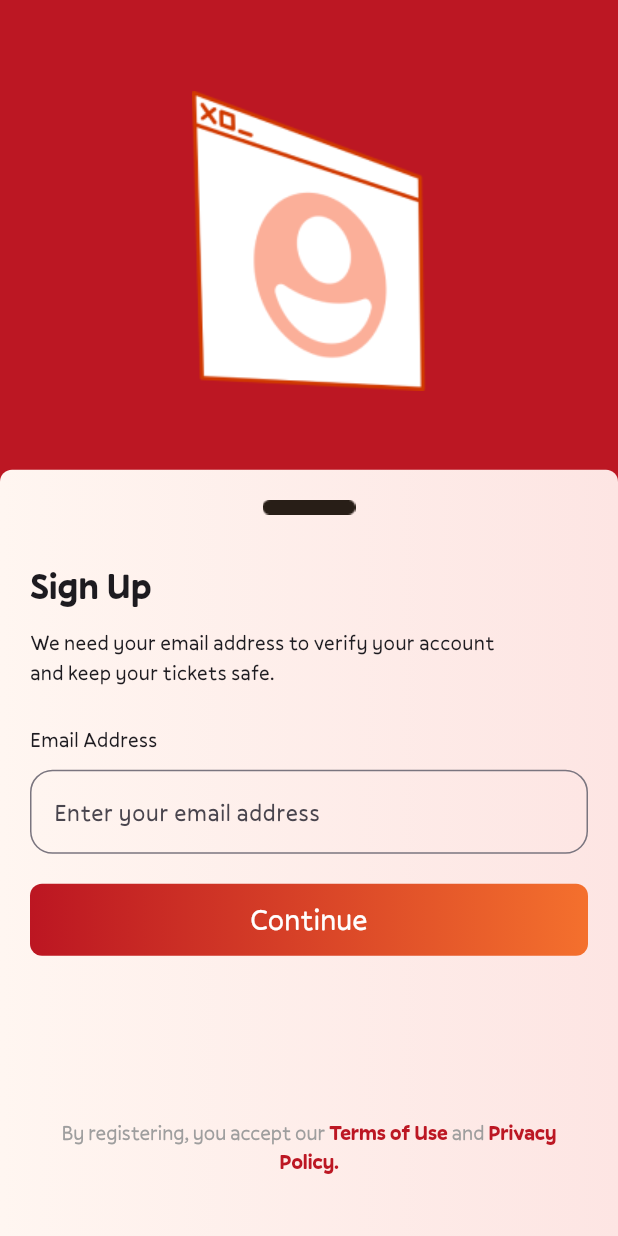
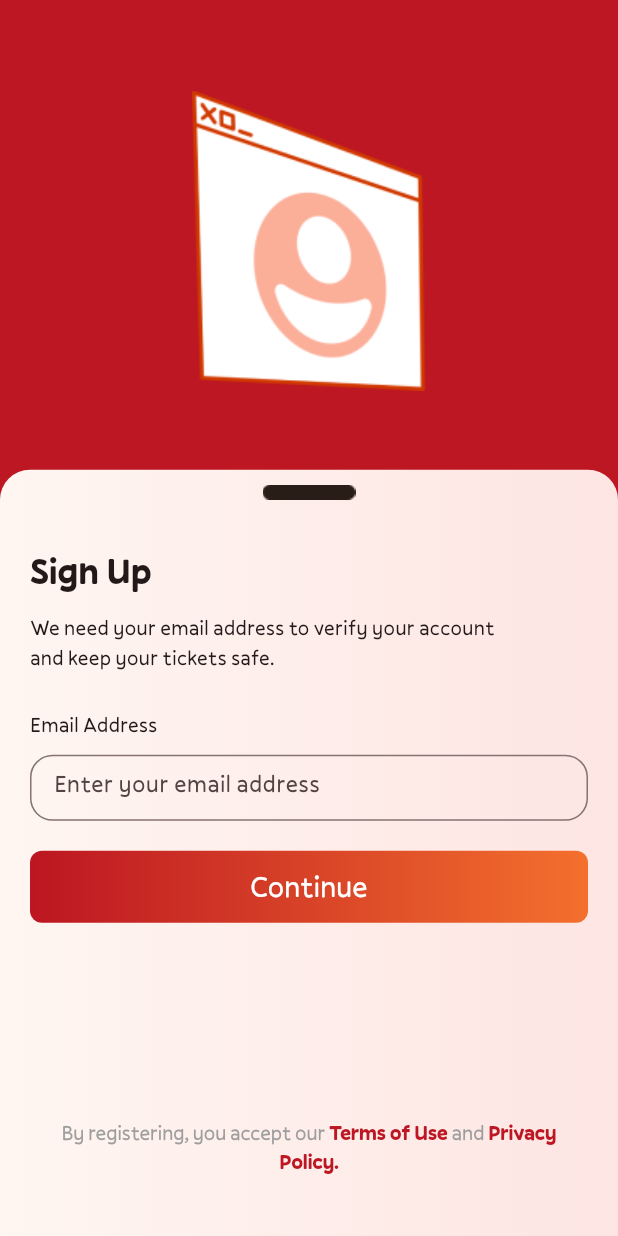
Before and after one commit to Stan081/Plugin_Mobile_App, a Flutter app: the screen it shows after launch, after a tap on "Create Vendor Profile", on a phone screen of 412 x 824 dp. Run offline on Flutter 3.47's test engine with Material 3 defaults, Android fonts, the light colour scheme and no system bars; our stand-ins replace flutter_svg.

Commit message:
vendor profile form pending

```diff
--- /dev/null
+++ b/lib/components/onboarding.dart
@@ -0,0 +1,76 @@
+import 'package:flutter/material.dart';
+
+formTextFields(labelText, hintText) {
+  return Column(
+    crossAxisAlignment: CrossAxisAlignment.start,
+    children: [
+      Text(labelText),
+      const SizedBox(
+        height: 10,
+      ),
+      SizedBox(
+        height: 44,
+        child: TextField(
+          decoration: InputDecoration(
+            hintText: hintText,
+            border: const OutlineInputBorder(
+              borderRadius: BorderRadius.all(Radius.circular(15)),
+            ),
+          ),
+        ),
+      ),
+    ],
+  );
+}
+
+termsAndPrivacy() {
+  const double fontSize = 14;
+  return Expanded(
+    child: Column(
+      mainAxisAlignment: MainAxisAlignment.end,
+      children: [
+        Padding(
+          padding: const EdgeInsets.symmetric(vertical: 40, horizontal: 20),
+          child: RichText(
+            textAlign: TextAlign.center,
+            //maxLines: 1,
+            text: const TextSpan(
+              children: <TextSpan>[
+                TextSpan(
+                  text: 'By registering, you accept our ',
+                  style: TextStyle(
+                      fontFamily: 'Pally',
+                      color: Colors.grey,
+                      fontSize: fontSize),
+                ),
+                TextSpan(
+                  text: 'Terms of Use ',
+                  style: TextStyle(
+                      fontFamily: 'Pally',
+                      fontWeight: FontWeight.bold,
+                      fontSize: fontSize,
+                      color: Color.fromRGBO(188, 23, 35, 1)),
+                ),
+                TextSpan(
+                  text: 'and ',
+                  style: TextStyle(
+                      fontFamily: 'Pally',
+                      color: Colors.grey,
+                      fontSize: fontSize),
+                ),
+                TextSpan(
+                  text: 'Privacy Policy.',
+                  style: TextStyle(
+                      fontWeight: FontWeight.bold,
+                      fontFamily: 'Pally',
+                      color: Color.fromRGBO(188, 23, 35, 1),
+                      fontSize: fontSize),
+                ),
+              ],
+            ),
+          ),
+        )
+      ],
+    ),
+  );
+}
--- a/lib/main.dart
+++ b/lib/main.dart
@@ -14,7 +14,9 @@ class MyApp extends StatelessWidget {
     return MaterialApp(
       title: 'Plugin Vendor',
       theme: ThemeData(
-        colorScheme: ColorScheme.fromSeed(seedColor: Colors.deepPurple),
+        colorScheme: ColorScheme.fromSeed(
+          seedColor: const Color.fromRGBO(188, 23, 35, 1),
+        ),
         useMaterial3: true,
         fontFamily: 'Pally',
       ),
--- a/lib/screens/home_screen.dart
+++ b/lib/screens/home_screen.dart
@@ -88,7 +88,7 @@ class _HomeScreenState extends State<HomeScreen> {
                           child: Row(
                             mainAxisAlignment: MainAxisAlignment.center,
                             children: [
-                              Image.asset('assets/images/search.png'),
+                              Image.asset('assets/icons/search.png'),
                               const SizedBox(width: 10),
                               const Text(
                                 "Browse Events",
--- a/lib/screens/vendor_signup_screen.dart
+++ b/lib/screens/vendor_signup_screen.dart
@@ -1,4 +1,6 @@
 import 'package:flutter/material.dart';
+import 'package:plugin_app/components/onboarding.dart';
+import 'package:plugin_app/screens/vendor_create_profile_screen.dart';
 import 'package:plugin_app/widgets/elevated_gradient_button.dart';
 import 'package:plugin_app/widgets/onboarding_base_widget.dart';
 
@@ -10,7 +12,6 @@ class SignUpScreen extends StatefulWidget {
 }
 
 class _SignUpScreenState extends State<SignUpScreen> {
-  final double fontSize = 14;
   @override
   Widget build(BuildContext context) {
     return OnboardingBaseWidget(
@@ -21,7 +22,7 @@ class _SignUpScreenState extends State<SignUpScreen> {
             SizedBox(
               width: double.infinity,
               height: MediaQuery.of(context).size.height / 2.7,
-              child: Image.asset('assets/images/signup_icon.png'),
+              child: Image.asset('assets/icons/signup_icon.png'),
             ),
             Expanded(
               child: Container(
@@ -32,122 +33,67 @@ class _SignUpScreenState extends State<SignUpScreen> {
                     Color.fromRGBO(253, 229, 227, 1)
                   ]),
                   borderRadius: BorderRadius.vertical(
-                    top: Radius.circular(8),
+                    top: Radius.circular(20),
                   ),
                 ),
                 child: Column(
-                  crossAxisAlignment: CrossAxisAlignment.start,
+                  crossAxisAlignment: CrossAxisAlignment.center,
                   children: [
-                    const Padding(padding: EdgeInsets.all(10)),
+                    const SizedBox(height: 10),
                     Center(
-                      child: Image.asset('assets/images/truedepth.png'),
+                      child: Image.asset('assets/icons/truedepth.png'),
                     ),
-                    const Padding(
-                      padding: EdgeInsets.symmetric(horizontal: 20),
+                    Padding(
+                      padding: const EdgeInsets.symmetric(horizontal: 20),
                       child: Column(
                         crossAxisAlignment: CrossAxisAlignment.start,
                         children: [
-                          SizedBox(height: 30),
-                          Text(
+                          const SizedBox(height: 30),
+                          const Text(
                             'Sign Up',
                             style: TextStyle(
                                 fontSize: 24.38, fontWeight: FontWeight.bold),
                           ),
-                          SizedBox(height: 10),
-                          Text(
+                          const SizedBox(height: 10),
+                          const Text(
                             'We need your email address to verify your account \nand keep your tickets safe.',
                             style: TextStyle(
                               fontWeight: FontWeight.w400,
                               overflow: TextOverflow.clip,
                             ),
                           ),
-                          SizedBox(
+                          const SizedBox(
                             height: 25,
                           ),
-                          Text('Email Address'),
-                          SizedBox(
-                            height: 10,
+                          formTextFields(
+                            'Email Address',
+                            'Enter your email address',
                           ),
-                          TextField(
-                            decoration: InputDecoration(
-                              hintText: 'Enter your email address',
-                              border: OutlineInputBorder(
-                                borderRadius:
-                                    BorderRadius.all(Radius.circular(15)),
-                              ),
-                            ),
-                          )
                         ],
                       ),
                     ),
                     const SizedBox(
                       height: 20,
                     ),
-                    Expanded(
-                      child: Column(
-                        mainAxisAlignment: MainAxisAlignment.spaceBetween,
-                        children: [
                     MyElevatedButton(
                       onPressed: () {
                         Navigator.push(
                           context,
                           MaterialPageRoute(
-                                    builder: (context) => const SignUpScreen()),
+                            builder: (context) =>
+                                const CreateVendorProfileScreen(),
+                          ),
                         );
                       },
                       child: const Text(
                         "Continue",
-                              style:
-                                  TextStyle(color: Colors.white, fontSize: 20),
+                        style: TextStyle(color: Colors.white, fontSize: 20),
                       ),
                     ),
-                          Padding(
-                            padding: const EdgeInsets.symmetric(
-                                vertical: 40, horizontal: 20),
-                            child: RichText(
-                              textAlign: TextAlign.center,
-                              //maxLines: 1,
-                              text: TextSpan(
-                                children: <TextSpan>[
-                                  TextSpan(
-                                    text: 'By registering, you accept our ',
-                                    style: TextStyle(
-                                        fontFamily: 'Pally',
-                                        color: Colors.grey,
-                                        fontSize: fontSize),
+                    const SizedBox(
+                      height: 20,
                     ),
-                                  TextSpan(
-                                    text: 'Terms of Use ',
-                                    style: TextStyle(
-                                        fontFamily: 'Pally',
-                                        fontWeight: FontWeight.bold,
-                                        fontSize: fontSize,
-                                        color: const Color.fromRGBO(
-                                            188, 23, 35, 1)),
-                                  ),
-                                  TextSpan(
-                                    text: 'and ',
-                                    style: TextStyle(
-                                        fontFamily: 'Pally',
-                                        color: Colors.grey,
-                                        fontSize: fontSize),
-                                  ),
-                                  TextSpan(
-                                    text: 'Privacy Policy.',
-                                    style: TextStyle(
-                                        fontWeight: FontWeight.bold,
-                                        fontFamily: 'Pally',
-                                        color: const Color.fromRGBO(
-                                            188, 23, 35, 1),
-                                        fontSize: fontSize),
-                                  ),
-                                ],
-                              ),
-                            ),
-                          )
-                        ],
-                      ),
-                    ),
+                    termsAndPrivacy(),
                   ],
                 ),
               ),
--- a/lib/widgets/onboarding_image_slider.dart
+++ b/lib/widgets/onboarding_image_slider.dart
@@ -30,7 +30,7 @@ class OnboardingImageSlider extends StatelessWidget {
                 Color.fromRGBO(253, 229, 227, 1)
               ]),
               borderRadius: BorderRadius.vertical(
-                top: Radius.circular(15),
+                top: Radius.circular(20),
               ),
             ),
             child: Padding(
--- a/pubspec.yaml
+++ b/pubspec.yaml
@@ -62,6 +62,7 @@ flutter:
   # To add assets to your application, add an assets section, like this:
   assets:
     - assets/images/
+    - assets/icons/
 
   # An image asset can refer to one or more resolution-specific "variants", see
   # https://flutter.dev/to/resolution-aware-images
```
Also changed, not shown: lib/screens/vendor_create_profile_screen.dart (added, +116 -0 lines), assets/icons/search.png (renamed from assets/images/search.png), assets/icons/signup_icon.png (renamed from assets/images/signup_icon.png), assets/icons/truedepth.png (renamed from assets/images/truedepth.png). Lines whose indentation alone changed are shown as unchanged.
